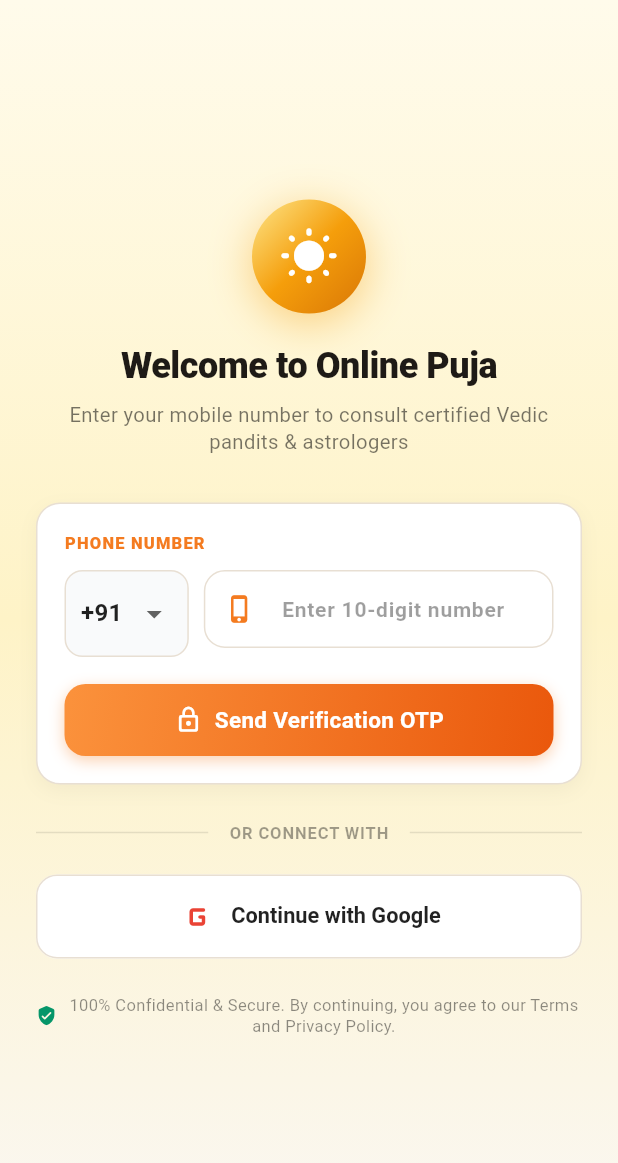
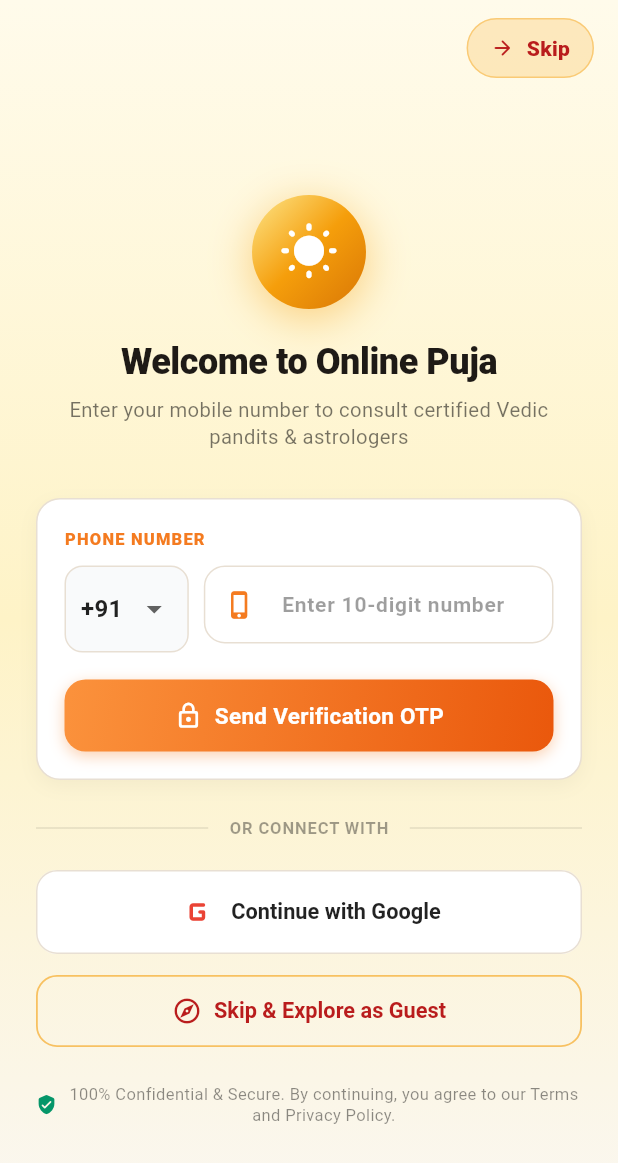
Before and after one commit to astroinsightsguru-gif/onlinepuja-astrologers, a Flutter app: the screen it shows after launch, on a phone screen of 412 x 824 dp. Shown: the top 1163 px of the screen. Run offline on Flutter 3.47's test engine with Material 3 defaults, Android fonts, the phone set to English and light mode, and no system bars; our stand-ins replace cached_network_image, google_sign_in, shared_preferences; missing offline and left inert: livekit_client; accounts and stored records are empty.

Commit message:
feat: add top-right and bottom skip login buttons for guest exploration

```diff
--- a/apps/onlinepuja-customer/lib/state/app_session.dart
+++ b/apps/onlinepuja-customer/lib/state/app_session.dart
@@ -73,6 +73,23 @@ class AppSession extends ChangeNotifier {
     }
   }
 
+  /// Continue as a guest devotee (allows full app browsing without phone OTP).
+  Future<void> continueAsGuest() async {
+    user = User(
+      id: 999999,
+      name: 'Guest Devotee',
+      contactNo: '9999999999',
+      email: 'guest@onlinepuja.live',
+      walletAmount: 501.0,
+    );
+    await SessionStore.instance.saveSession(
+      token: 'guest_token_preview',
+      tokenType: 'Bearer',
+      user: user!,
+    );
+    notifyListeners();
+  }
+
   Future<void> logout() async {
     await AuthApi.instance.logout();
     user = null;
--- a/apps/onlinepuja-customer/lib/ui/screens/auth/phone_login_screen.dart
+++ b/apps/onlinepuja-customer/lib/ui/screens/auth/phone_login_screen.dart
@@ -100,6 +100,23 @@ class _PhoneLoginScreenState extends State<PhoneLoginScreen> {
     }
   }
 
+  Future<void> _skipLogin() async {
+    setState(() => _sending = true);
+    try {
+      final session = context.read<AppSession>();
+      await session.continueAsGuest();
+      if (!mounted) return;
+      Navigator.of(context)
+          .pushNamedAndRemoveUntil(MainShell.route, (r) => false);
+    } catch (e) {
+      if (mounted) {
+        showSnack(context, 'Guest login: $e', error: true);
+      }
+    } finally {
+      if (mounted) setState(() => _sending = false);
+    }
+  }
+
   @override
   Widget build(BuildContext context) {
     final isDark = Theme.of(context).brightness == Brightness.dark;
@@ -122,9 +139,48 @@ class _PhoneLoginScreenState extends State<PhoneLoginScreen> {
                 ),
         ),
         child: SafeArea(
+          child: Column(
+            children: [
+              // Top-right Skip Button
+              Padding(
+                padding: const EdgeInsets.only(top: 8, right: 16),
+                child: Align(
+                  alignment: Alignment.topRight,
+                  child: TextButton.icon(
+                    onPressed: _sending ? null : _skipLogin,
+                    icon: const Icon(Icons.arrow_forward_rounded, size: 16),
+                    label: const Text(
+                      'Skip',
+                      style: TextStyle(
+                        fontWeight: FontWeight.w800,
+                        fontSize: 14,
+                        letterSpacing: 0.2,
+                      ),
+                    ),
+                    style: TextButton.styleFrom(
+                      foregroundColor:
+                          isDark ? Colors.white : CustomerTheme.brandKumkum,
+                      backgroundColor: isDark
+                          ? Colors.white.withValues(alpha: 0.12)
+                          : CustomerTheme.brandGold.withValues(alpha: 0.2),
+                      padding: const EdgeInsets.symmetric(
+                          horizontal: 16, vertical: 8),
+                      shape: RoundedRectangleBorder(
+                        borderRadius: BorderRadius.circular(20),
+                        side: BorderSide(
+                          color: CustomerTheme.brandGold.withValues(alpha: 0.4),
+                          width: 1,
+                        ),
+                      ),
+                    ),
+                  ),
+                ),
+              ),
+              Expanded(
                 child: Center(
                   child: SingleChildScrollView(
-              padding: const EdgeInsets.symmetric(horizontal: 24, vertical: 20),
+                    padding: const EdgeInsets.symmetric(
+                        horizontal: 24, vertical: 12),
                     child: Form(
                       key: _formKey,
                       child: Column(
@@ -351,6 +407,32 @@ class _PhoneLoginScreenState extends State<PhoneLoginScreen> {
                         ],
                       ),
                     ),
+                    const SizedBox(height: 14),
+
+                    // Skip & Explore as Guest Button
+                    OutlinedButton.icon(
+                      style: OutlinedButton.styleFrom(
+                        side: BorderSide(
+                          color: CustomerTheme.brandGold.withValues(alpha: 0.6),
+                          width: 1.2,
+                        ),
+                        shape: RoundedRectangleBorder(
+                          borderRadius: BorderRadius.circular(14),
+                        ),
+                        padding: const EdgeInsets.symmetric(vertical: 14),
+                        foregroundColor:
+                            isDark ? Colors.white : CustomerTheme.brandKumkum,
+                      ),
+                      onPressed: _sending ? null : _skipLogin,
+                      icon: const Icon(Icons.explore_outlined, size: 20),
+                      label: const Text(
+                        'Skip & Explore as Guest',
+                        style: TextStyle(
+                          fontSize: 14.5,
+                          fontWeight: FontWeight.w700,
+                        ),
+                      ),
+                    ),
                     const SizedBox(height: 24),
 
                     // Privacy Note
@@ -382,6 +464,9 @@ class _PhoneLoginScreenState extends State<PhoneLoginScreen> {
             ),
           ),
         ),
+      ],
+    ),
+  ),
 ),
 );
 }
```
Lines whose indentation alone changed are shown as unchanged.
